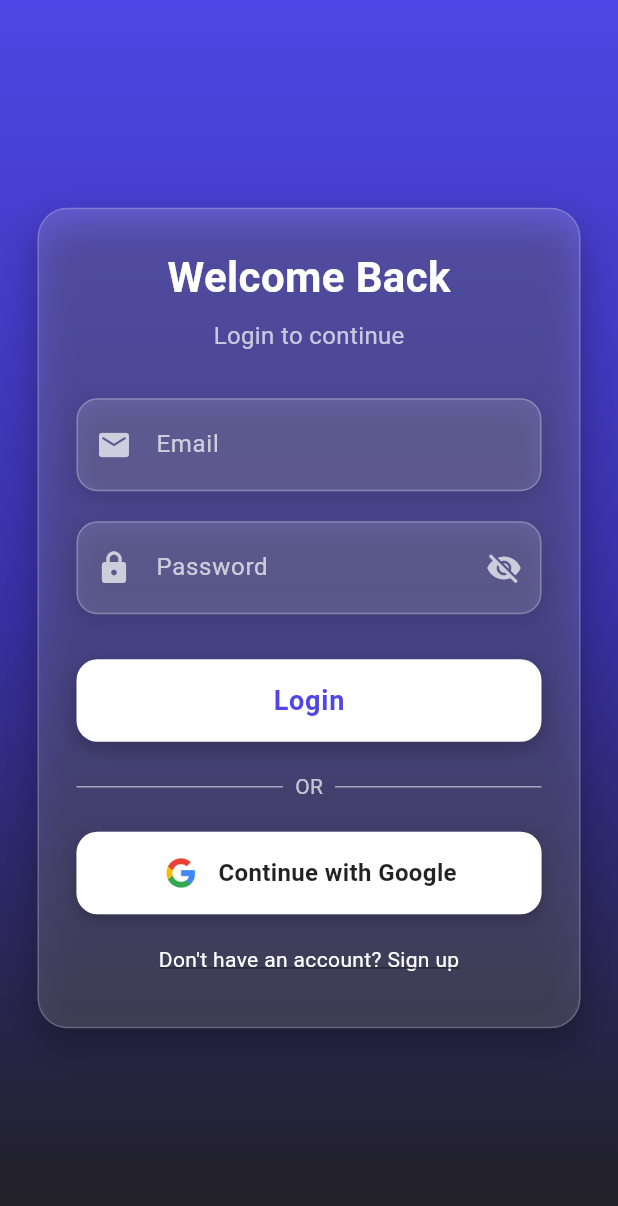
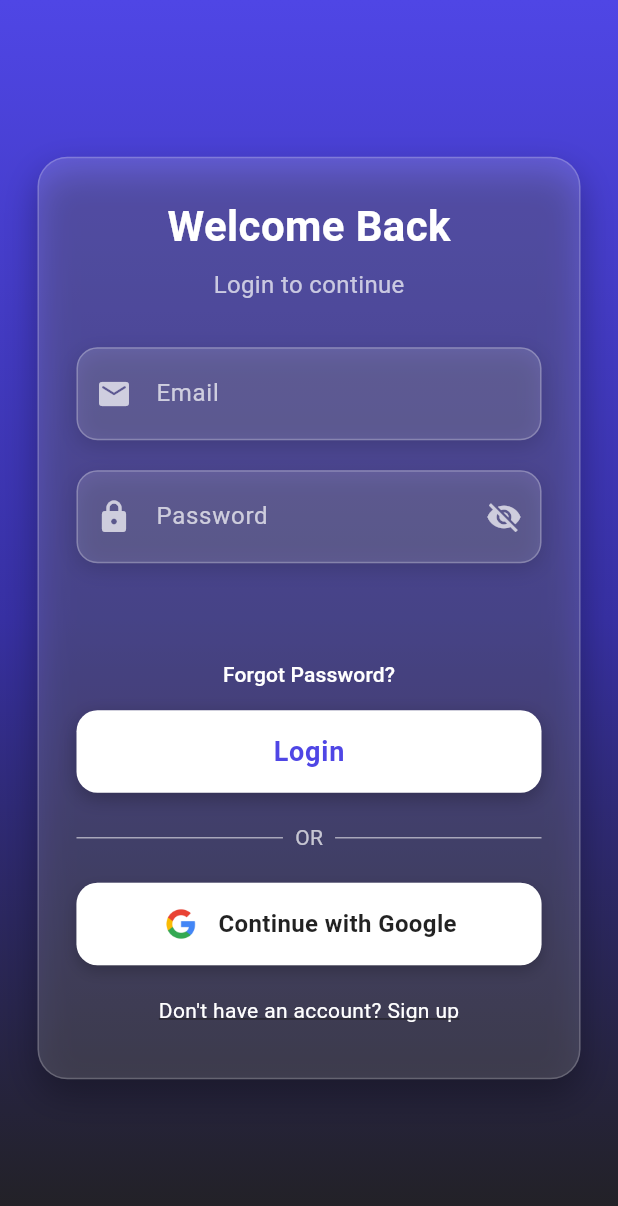
Before and after one commit to Muhammad-Rashid-172002/IELTS-AI-Study-Assistant, a Flutter app: the LoginView screen opened directly, on a phone screen of 412 x 824 dp. Shown: the top 1206 px of the screen. Run offline on Flutter 3.47's test engine with Material 3 defaults, Android fonts, the phone set to English and light mode, and no system bars; our stand-ins replace firebase_auth, firebase_core, flutter_spinkit, google_fonts; accounts and stored records are empty.

Commit message:
updated forgot password code

```diff
--- a/lib/view/auth/login_view.dart
+++ b/lib/view/auth/login_view.dart
@@ -1,5 +1,6 @@
 import 'package:flutter/material.dart';
 import 'package:fyproject/Controller/auth_controller.dart';
+import 'package:fyproject/view/auth/forgot_password.dart';
 import 'package:fyproject/view/auth/signup_view.dart';
 import 'package:fyproject/view/home/home_Screen.dart';
 import 'package:fyproject/widgets/app_button.dart';
@@ -155,6 +156,21 @@ class _LoginViewState extends State<LoginView>
                     // Password field with validation
                     passwordField,
                     SizedBox(height: 30),
+                    SizedBox(height: 20),
+                    TextButton(
+                      onPressed: () {
+                        Navigator.push(
+                          context,
+                          MaterialPageRoute(
+                            builder: (context) => ForgotPassword(),
+                          ),
+                        );
+                      },
+                      child: Text(
+                        "Forgot Password?",
+                        style: TextStyle(color: Colors.white),
+                      ),
+                    ),
 
                     // Login button
                     controller.isLoading
```
